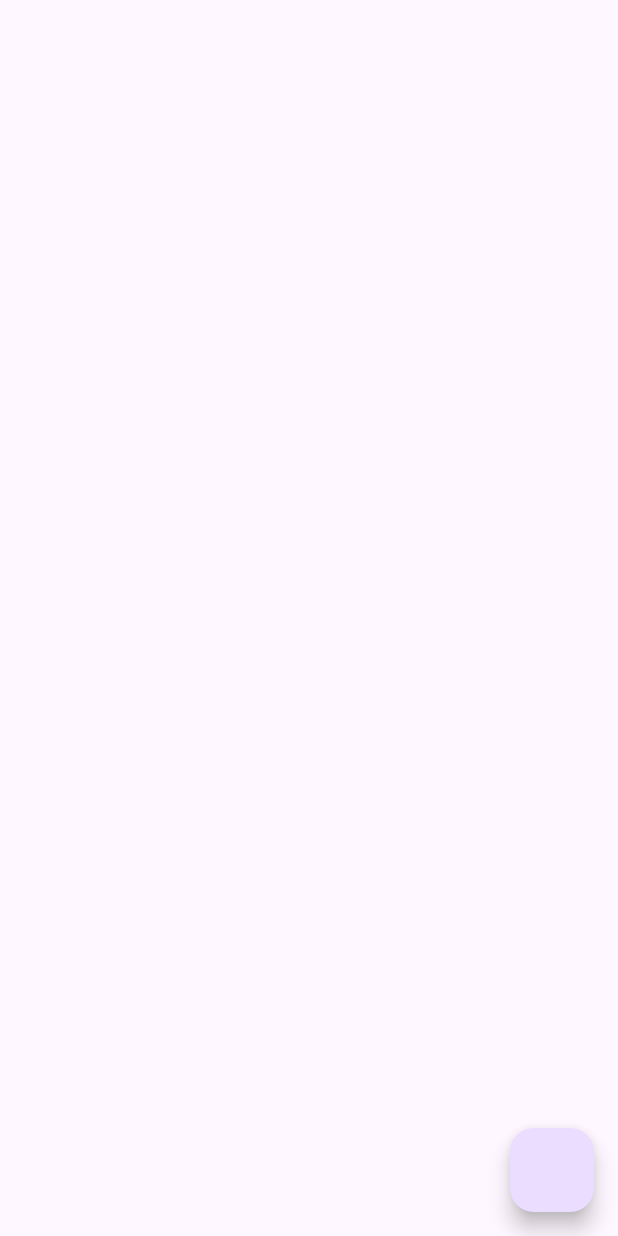
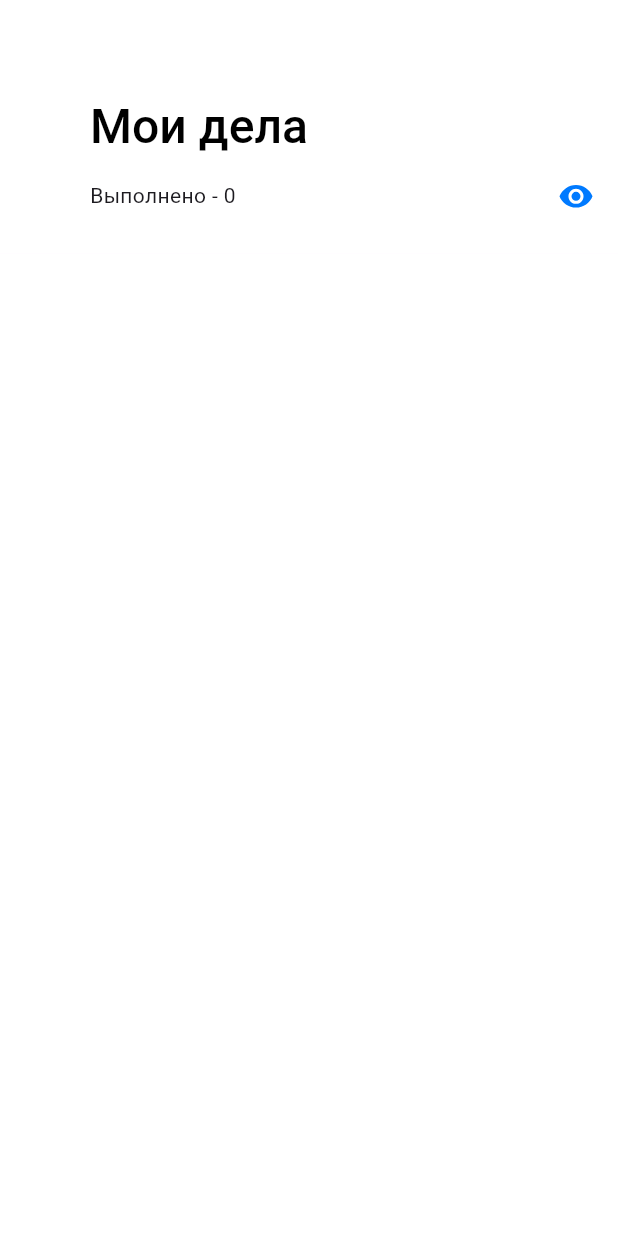
Before and after one commit to Sotonka/todo_list, a Flutter app: the screen it shows after launch, on a phone screen of 412 x 824 dp. Run offline on Flutter 3.47's test engine with Material 2 defaults, Android fonts, the phone set to English and light mode, and no system bars; our stand-ins replace dartz, equatable, flutter_riverpod, flutter_svg, freezed_annotation, riverpod_annotation; generated files the repository leaves out were written again.

Commit message:
main header

```diff
--- a/lib/presentation/screens/main_screen.dart
+++ b/lib/presentation/screens/main_screen.dart
@@ -1,24 +1,36 @@
 import 'package:flutter/material.dart';
 import 'package:flutter_riverpod/flutter_riverpod.dart';
-import 'package:yandex_flutter_task/domain/model/todo.dart';
-import 'package:yandex_flutter_task/presentation/providers/test_provider.dart';
+import 'package:yandex_flutter_task/presentation/widgets/sliver_title_delegate.dart';
 
 class MainScreen extends ConsumerWidget {
   const MainScreen({super.key});
 
   @override
   Widget build(BuildContext context, WidgetRef ref) {
-    final todos = ref.watch(todosListState);
-    final model = ref.read(todosListModel);
+    final theme = Theme.of(context);
+
     return Scaffold(
-      body: Column(
-        children: [
-          for (final todo in todos) Text(todo.body),
+      body: CustomScrollView(
+        slivers: [
+          SliverPersistentHeader(
+            pinned: true,
+            floating: true,
+            delegate: SliverTitleDelegate(
+                systemBarHeight: MediaQuery.of(context).padding.top,
+                bigTitleStyle: theme.primaryTextTheme.headlineLarge!,
+                smallTitleStyle: theme.primaryTextTheme.headlineMedium!,
+                context: context,
+                onHidePressed: () {}),
+          ),
+          SliverToBoxAdapter(
+            child: Container(
+              height: 1000,
+              width: 200,
+              color: Colors.white,
+            ),
+          ),
         ],
       ),
-      floatingActionButton: FloatingActionButton(onPressed: () {
-        model.saveTodo(Todo(id: 1, body: 'body'));
-      }),
     );
   }
 }
--- a/lib/presentation/ui_kit/themes.dart
+++ b/lib/presentation/ui_kit/themes.dart
@@ -1,5 +1,3 @@
-// ignore_for_file: deprecated_member_use
-
 import 'package:flutter/material.dart';
 import 'package:yandex_flutter_task/presentation/ui_kit/ui_kit.dart';
 
@@ -8,10 +6,10 @@
     headlineLarge: AppTextStyle.largeTitle.copyWith(
       color: AppThemeColors.light.labelPrimary,
     ),
-    titleMedium: AppTextStyle.title.copyWith(
+    headlineMedium: AppTextStyle.title.copyWith(
       color: AppThemeColors.light.labelPrimary,
     ),
-    button: AppTextStyle.button.copyWith(
+    titleMedium: AppTextStyle.button.copyWith(
       color: AppThemeColors.light.labelPrimary,
     ),
     bodyMedium: AppTextStyle.body.copyWith(
@@ -26,10 +24,10 @@
     headlineLarge: AppTextStyle.largeTitle.copyWith(
       color: AppThemeColors.dark.labelPrimary,
     ),
-    titleMedium: AppTextStyle.title.copyWith(
+    headlineMedium: AppTextStyle.title.copyWith(
       color: AppThemeColors.dark.labelPrimary,
     ),
-    button: AppTextStyle.button.copyWith(
+    titleMedium: AppTextStyle.button.copyWith(
       color: AppThemeColors.dark.labelPrimary,
     ),
     bodyMedium: AppTextStyle.body.copyWith(
```
Also changed, not shown: lib/presentation/widgets/sliver_title_delegate.dart (added, +112 -0 lines), lib/presentation/widgets/todo_tile.dart (added, +20 -0 lines).
